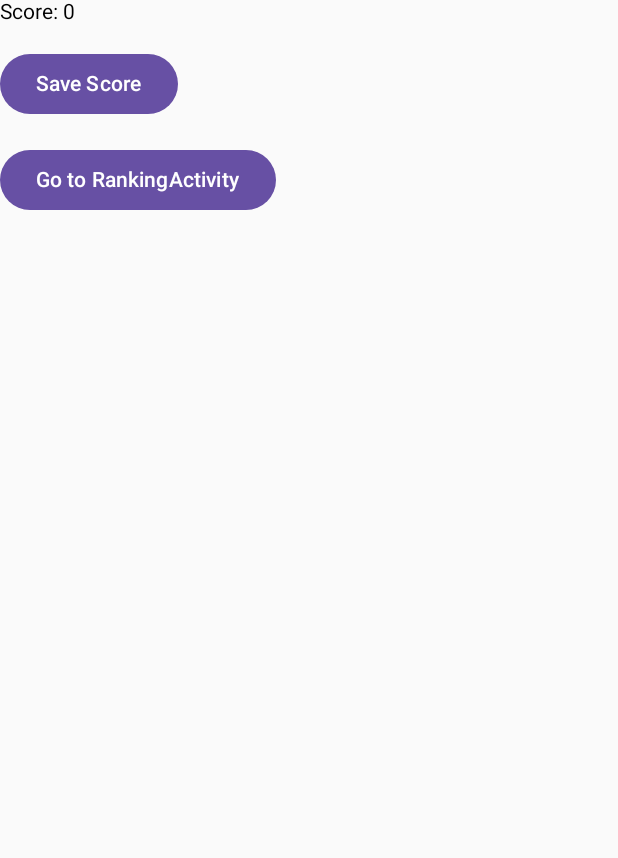
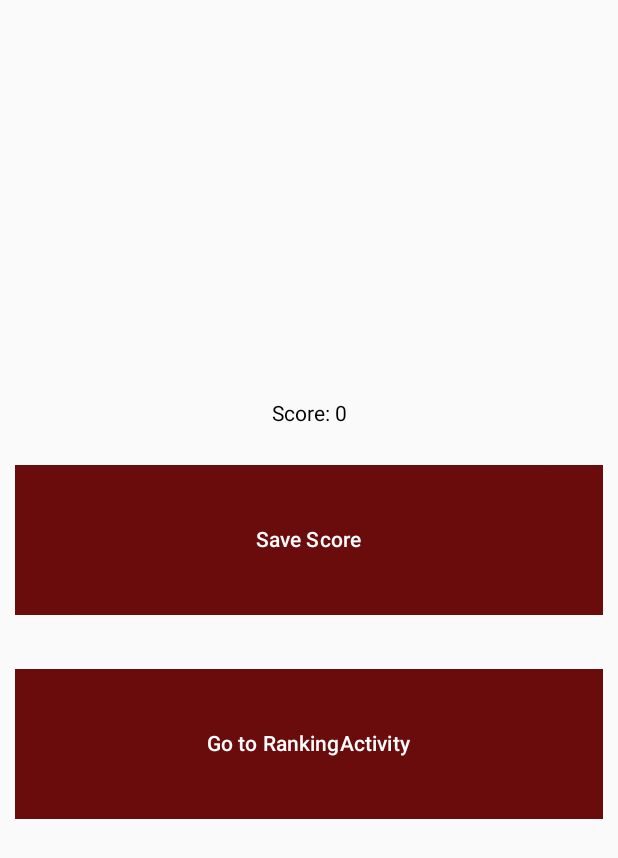
Before and after one commit to PolRibera/MushTool, an Android app built with Jetpack Compose: the ScoreBoardActivity screen opened directly, with no data from a screen before it, on a phone screen of 412 x 824 dp. Shown: the top 858 px of the screen. Run offline under Robolectric (Android 15) with nearby library versions, the light colour scheme and no system bars; our stand-ins replace Firebase (no records; nobody signed in at launch, a user with empty details on screens opened directly).

Commit message:
Change view oksdaosdk

```diff
--- a/app/src/main/java/com/example/Projecte3MushTool/ScoreBoardActivity.kt
+++ b/app/src/main/java/com/example/Projecte3MushTool/ScoreBoardActivity.kt
@@ -1,4 +1,5 @@
 package com.example.Projecte3MushTool
+
 
 import android.content.Intent
 import android.os.Build
@@ -6,18 +7,28 @@ import android.os.Bundle
 import androidx.activity.ComponentActivity
 import androidx.activity.compose.setContent
 import androidx.annotation.RequiresApi
+import androidx.compose.foundation.background
+import androidx.compose.foundation.layout.Arrangement
+import androidx.compose.foundation.layout.Column
+import androidx.compose.foundation.layout.Spacer
+import androidx.compose.foundation.layout.fillMaxSize
+import androidx.compose.foundation.layout.fillMaxWidth
+import androidx.compose.foundation.layout.height
+import androidx.compose.foundation.layout.padding
+import androidx.compose.foundation.layout.size
 import androidx.compose.material3.Button
+import androidx.compose.material3.ButtonDefaults
+import androidx.compose.material3.MaterialTheme
 import androidx.compose.material3.Text
 import androidx.compose.runtime.Composable
+import androidx.compose.runtime.LaunchedEffect
+import androidx.compose.runtime.getValue
 import androidx.compose.runtime.mutableStateOf
 import androidx.compose.runtime.remember
+import androidx.compose.runtime.setValue
+import androidx.compose.ui.Alignment
 import androidx.compose.ui.Modifier
-import androidx.compose.foundation.layout.Column
-import androidx.compose.foundation.layout.Spacer
-import androidx.compose.foundation.layout.height
-import androidx.compose.runtime.LaunchedEffect
-import androidx.compose.runtime.getValue
-import androidx.compose.runtime.setValue
+import androidx.compose.ui.graphics.Color
 import androidx.compose.ui.unit.dp
 import com.google.firebase.auth.FirebaseAuth
 import com.google.firebase.database.*
@@ -30,28 +41,34 @@ class ScoreBoardActivity : ComponentActivity() {
     private lateinit var userReference: DatabaseReference
     private var username by mutableStateOf("")
 
+
     @RequiresApi(Build.VERSION_CODES.O)
     override fun onCreate(savedInstanceState: Bundle?) {
         super.onCreate(savedInstanceState)
         val score = intent.getIntExtra("score", 0)
 
+
         // Initialize Firebase Auth
         auth = FirebaseAuth.getInstance()
         userReference = FirebaseDatabase.getInstance().getReference("Usuari")
+
 
         setContent {
             ScoreBoard(score = score)
         }
     }
 
+
     override fun onResume() {
         super.onResume()
         val uid = auth.uid
+
 
         if (uid != null) {
             updateUsername(uid)
         }
     }
+
 
     private fun updateUsername(uid: String) {
         userReference.child(uid).child("username").addListenerForSingleValueEvent(
@@ -63,6 +80,7 @@ class ScoreBoardActivity : ComponentActivity() {
                     }
                 }
 
+
                 override fun onCancelled(error: DatabaseError) {
                     // Handle error
                 }
@@ -70,10 +88,12 @@ class ScoreBoardActivity : ComponentActivity() {
         )
     }
 
+
     @RequiresApi(Build.VERSION_CODES.O)
     @Composable
     fun ScoreBoard(score: Int) {
         val username = remember { mutableStateOf("") }
+
 
         // Actualizar el valor de username aquí
         LaunchedEffect(key1 = Unit) {
@@ -85,34 +105,56 @@ class ScoreBoardActivity : ComponentActivity() {
             }
         }
 
-        Column {
+
+        Column(
+            modifier = Modifier.fillMaxSize(),
+            horizontalAlignment = Alignment.CenterHorizontally,
+            verticalArrangement = Arrangement.Center
+        ) {
             Text(text = "Score: $score")
+
 
             Spacer(modifier = Modifier.height(16.dp))
 
-            Button(onClick = {
+
+            Button(
+                colors = ButtonDefaults.buttonColors(Color(0xFF6B0C0C)),
+                onClick = {
                     saveScoreToDatabase(
                         auth.currentUser?.uid ?: "",
                         score,
                         username.value
                     )
-            }) {
-                Text(text = "Save Score")
+                },
+                modifier = Modifier
+                    .padding(10.dp)
+                    .fillMaxWidth()
+                    .height(100.dp)
+                    .background(color = Color(0xFF6B0C0C))
+            ) {
+                Text(text = "Save Score", color = MaterialTheme.colorScheme.onPrimary)
             }
+
 
             Spacer(modifier = Modifier.height(16.dp))
 
 
+            Button(
 
-            Button(onClick = {
+                onClick = {
                     val intent = Intent(this@ScoreBoardActivity, RankingActivity::class.java)
                     startActivity(intent)
-            }) {
-                Text(text = "Go to RankingActivity")
+                }, colors = ButtonDefaults.buttonColors(Color(0xFF6B0C0C)),
+                modifier = Modifier
+                    .padding(10.dp)
+                    .fillMaxWidth()
+                    .height(100.dp)
+                    .background(color = Color(0xFF6B0C0C))
+            ) {
+                Text(text = "Go to RankingActivity", color = MaterialTheme.colorScheme.onPrimary)
             }
         }
     }
-
     @RequiresApi(Build.VERSION_CODES.O)
     private fun saveScoreToDatabase(uid: String, score: Int, username: String) {
         // Get the current date and time
@@ -121,13 +163,16 @@ class ScoreBoardActivity : ComponentActivity() {
         val formatter = DateTimeFormatter.ofPattern("yyyy-MM-dd HH:mm:ss")
         val formattedDateTime = currentDateTime.format(formatter)
 
+
         // Create an instance of ScoreQuiz
         val scoreQuiz = ScoreQuiz(uid, username, score, formattedDateTime)
         // Get a reference to the "scores" node in the database
         val scoresReference = FirebaseDatabase.getInstance().getReference("scores")
 
+
         // Generate a unique id for the score
         val scoreId = scoresReference.push().key ?: ""
+
 
         // Save the ScoreQuiz instance to the database under the unique scoreId
         scoresReference.child(scoreId).setValue(scoreQuiz)
```
Lines whose indentation alone changed are shown as unchanged.
